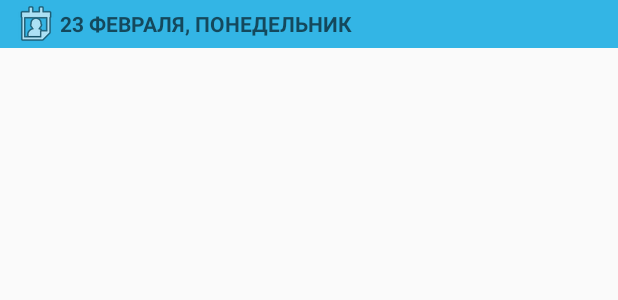
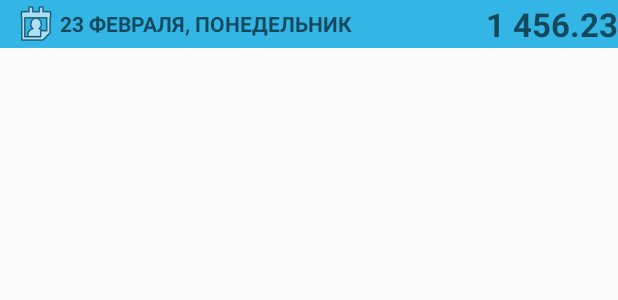
Before and after one commit to interests/Accounting, an Android app: the layout record_list_separator.xml on its own in the app's theme, with its tools: preview values and no code run, on a phone screen of 412 x 824 dp. Shown: the top 300 px of the screen. Run offline under Robolectric (Android 15) with nearby library versions, the phone set to English and light mode, and no system bars.

Commit message:
Исправление ошибок

```diff
--- a/app/src/main/res/layout/record_list_separator.xml
+++ b/app/src/main/res/layout/record_list_separator.xml
@@ -1,16 +1,30 @@
 <?xml version="1.0" encoding="utf-8"?>
-<LinearLayout xmlns:android="http://schemas.android.com/apk/res/android"
+<RelativeLayout xmlns:android="http://schemas.android.com/apk/res/android"
     android:layout_width="match_parent"
     android:layout_height="match_parent"
-    android:orientation="vertical" >
+    android:orientation="horizontal" >
 
     <TextView
         android:id="@+id/textView_dateSeparator"
         style="?android:attr/listSeparatorTextViewStyle"
-        android:layout_width="match_parent"
+        android:layout_width="wrap_content"
         android:layout_height="wrap_content"
+        android:layout_alignParentLeft="true"
+        android:layout_toLeftOf="@+id/textView_sumSeparator"
         android:background="@android:color/holo_blue_light"
         android:drawableLeft="@android:drawable/ic_menu_my_calendar"
         android:text="23 февраля, понедельник" />
 
-</LinearLayout>
+    <TextView
+        android:id="@+id/textView_sumSeparator"
+        style="?android:attr/listSeparatorTextViewStyle"
+        android:layout_alignParentRight="true"
+        android:layout_width="wrap_content"
+        android:layout_height="wrap_content"
+        android:background="@android:color/holo_blue_light"
+        android:layout_alignTop="@+id/textView_dateSeparator"
+        android:layout_alignBottom="@+id/textView_dateSeparator"
+        android:textSize="22sp"
+        android:text="1 456.23" />
+
+</RelativeLayout>
```
Also changed, not shown: app/src/main/java/ru/avisprof/accounting/records/RecordSevice.java (+7 -1 lines), app/src/main/java/ru/avisprof/accounting/records/RecordsListViewAdapter.java (+5 -2 lines), app/src/main/java/ru/avisprof/accounting/sqlite/DbManager.java (+27 -1 lines).
